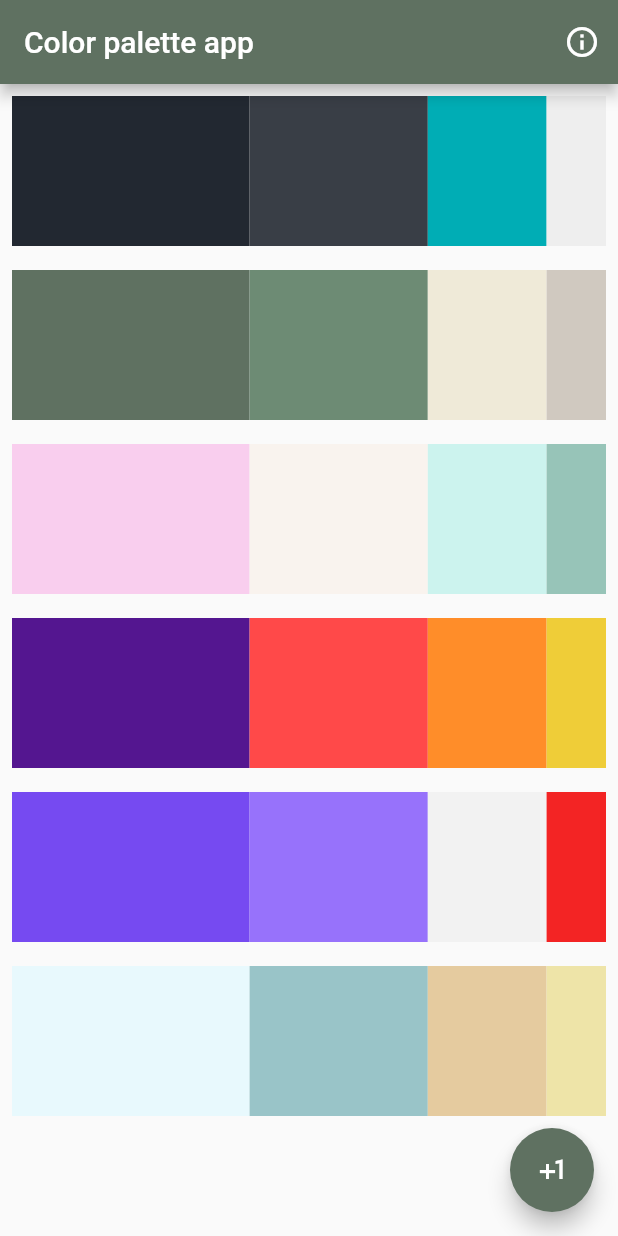
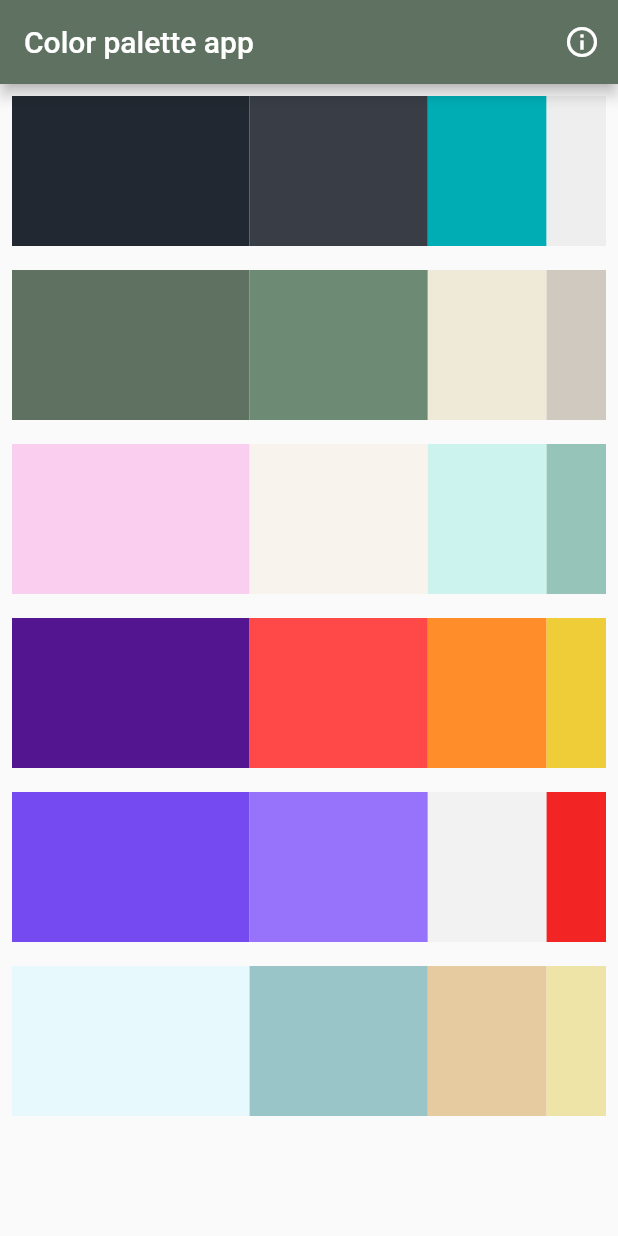
Before and after one commit to VictorCuerdo/color_palette_template_Movil, a Flutter app: the screen it shows after launch, on a phone screen of 412 x 824 dp. Run offline on Flutter 3.47's test engine with Material 2 defaults, Android fonts, the phone set to English and light mode, and no system bars; our stand-ins replace get, loggy.

```diff
--- a/lib/ui/pages/color_selection_page.dart
+++ b/lib/ui/pages/color_selection_page.dart
@@ -24,10 +24,10 @@ class ColorSelectionPage extends StatelessWidget {
             IconButton(onPressed: showDialog, icon: Icon(Icons.info_outline))
           ],
         ),
-        floatingActionButton: FloatingActionButton(
-          onPressed: () => print('Hello'),
-          child: const Icon(Icons.plus_one),
-        ),
+        // floatingActionButton: FloatingActionButton(
+        // onPressed: () => print('Hello'),
+        // child: const Icon(Icons.plus_one),
+        //),
         body: SafeArea(
           child: SingleChildScrollView(
             child: Column(
```
